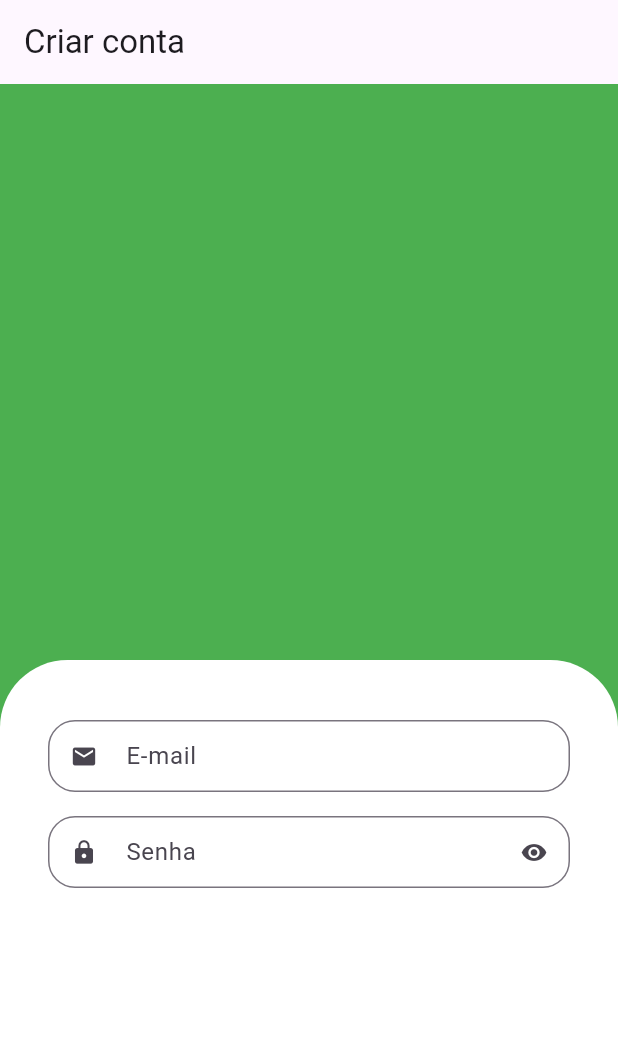
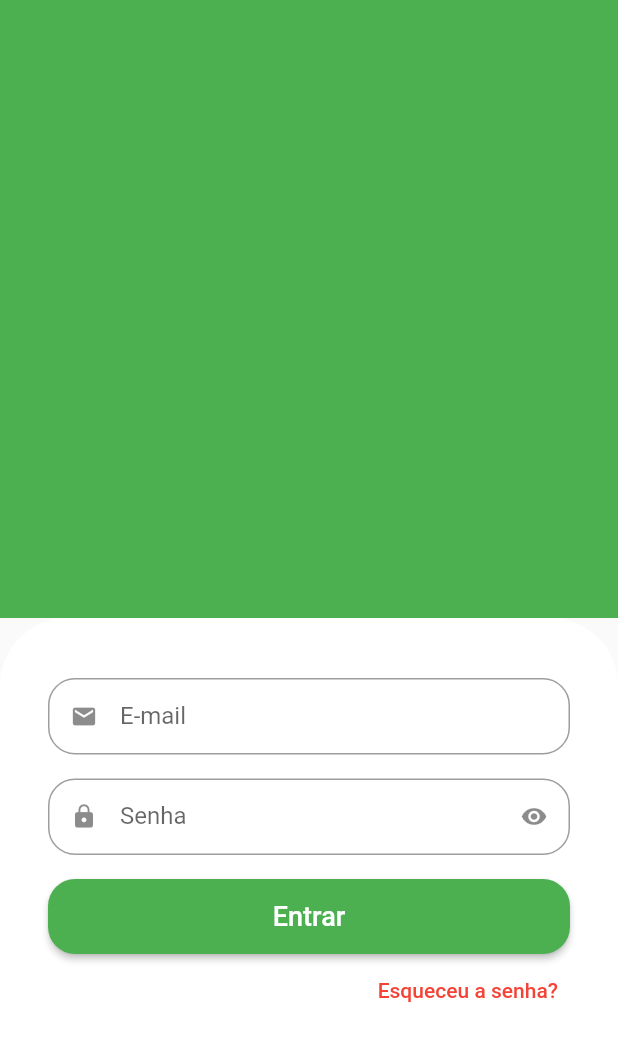
Before and after one commit to jdaibello/greengrocer, a Flutter app: the screen it shows after launch, on a phone screen of 412 x 824 dp. Shown: the top 1041 px of the screen. Run offline on Flutter 3.47's test engine with Material 3 defaults, Android fonts, the phone set to English and light mode, and no system bars.

Commit message:
feat: create Enter and Forgot Password buttons

```diff
--- a/lib/main.dart
+++ b/lib/main.dart
@@ -14,7 +14,7 @@ class MyApp extends StatelessWidget {
       title: 'Green Grocer',
       theme: ThemeData(
         primarySwatch: Colors.green,
-        useMaterial3: true,
+        useMaterial3: false,
       ),
       debugShowCheckedModeBanner: false,
       home: const SignInScreen(),
--- a/lib/src/auth/signin_screen.dart
+++ b/lib/src/auth/signin_screen.dart
@@ -7,10 +7,6 @@ class SignInScreen extends StatelessWidget {
   @override
   Widget build(BuildContext context) {
     return Scaffold(
-      backgroundColor: Colors.green,
-      appBar: AppBar(
-        title: const Text('Criar conta'),
-      ),
       body: Column(
         children: [
           Expanded(
@@ -31,16 +27,42 @@ class SignInScreen extends StatelessWidget {
                 ),
               ),
               child: Column(
+                crossAxisAlignment: CrossAxisAlignment.stretch,
                 children: [
-                  CustomTextField(
+                  const CustomTextField(
                     label: 'E-mail',
                     icon: Icons.email,
                     inputType: TextInputType.emailAddress,
                   ),
-                  CustomTextField(
+                  const CustomTextField(
                     label: 'Senha',
                     icon: Icons.lock,
                     isSecret: true,
+                  ),
+                  SizedBox(
+                    height: 50,
+                    child: ElevatedButton(
+                      style: ElevatedButton.styleFrom(
+                        shape: RoundedRectangleBorder(
+                          borderRadius: BorderRadius.circular(18),
+                        ),
+                      ),
+                      onPressed: () {},
+                      child: const Text(
+                        'Entrar',
+                        style: TextStyle(fontSize: 18),
+                      ),
+                    ),
+                  ),
+                  Align(
+                    alignment: Alignment.centerRight,
+                    child: TextButton(
+                      onPressed: () {},
+                      child: const Text(
+                        'Esqueceu a senha?',
+                        style: TextStyle(color: Colors.red),
+                      ),
+                    ),
                   ),
                 ],
               ),
```
